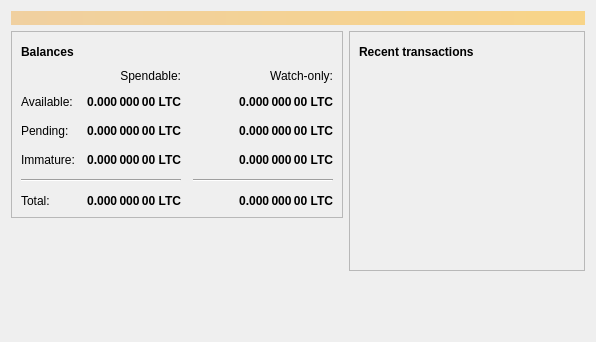
Old version of the form src/qt/forms/overviewpage.ui in the repository SongMyungHo/SMH-Core.
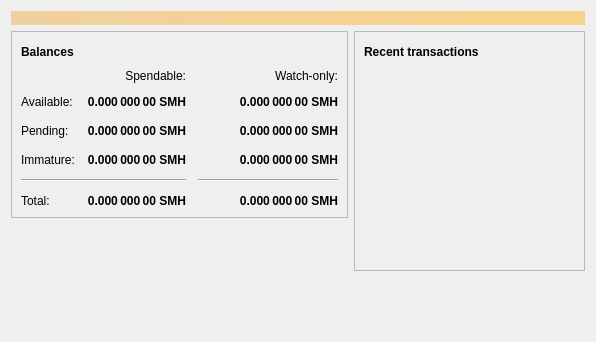
New version of the form. Icons and pictures are not drawn.

Patch:
```diff
--- a/src/qt/forms/overviewpage.ui
+++ b/src/qt/forms/overviewpage.ui
@@ -129,7 +129,7 @@
                <string>Unconfirmed transactions to watch-only addresses</string>
               </property>
               <property name="text">
-               <string notr="true">0.000 000 00 LTC</string>
+               <string notr="true">0.000 000 00 SMH</string>
               </property>
               <property name="alignment">
                <set>Qt::AlignRight|Qt::AlignTrailing|Qt::AlignVCenter</set>
@@ -154,7 +154,7 @@
                <string>Total of transactions that have yet to be confirmed, and do not yet count toward the spendable balance</string>
               </property>
               <property name="text">
-               <string notr="true">0.000 000 00 LTC</string>
+               <string notr="true">0.000 000 00 SMH</string>
               </property>
               <property name="alignment">
                <set>Qt::AlignRight|Qt::AlignTrailing|Qt::AlignVCenter</set>
@@ -179,7 +179,7 @@
                <string>Mined balance in watch-only addresses that has not yet matured</string>
               </property>
               <property name="text">
-               <string notr="true">0.000 000 00 LTC</string>
+               <string notr="true">0.000 000 00 SMH</string>
               </property>
               <property name="alignment">
                <set>Qt::AlignRight|Qt::AlignTrailing|Qt::AlignVCenter</set>
@@ -237,7 +237,7 @@
                <string>Mined balance that has not yet matured</string>
               </property>
               <property name="text">
-               <string notr="true">0.000 000 00 LTC</string>
+               <string notr="true">0.000 000 00 SMH</string>
               </property>
               <property name="alignment">
                <set>Qt::AlignRight|Qt::AlignTrailing|Qt::AlignVCenter</set>
@@ -282,7 +282,7 @@
                <string>Your current total balance</string>
               </property>
               <property name="text">
-               <string notr="true">0.000 000 00 LTC</string>
+               <string notr="true">0.000 000 00 SMH</string>
               </property>
               <property name="alignment">
                <set>Qt::AlignRight|Qt::AlignTrailing|Qt::AlignVCenter</set>
@@ -307,7 +307,7 @@
                <string>Current total balance in watch-only addresses</string>
               </property>
               <property name="text">
-               <string notr="true">0.000 000 00 LTC</string>
+               <string notr="true">0.000 000 00 SMH</string>
               </property>
               <property name="alignment">
                <set>Qt::AlignRight|Qt::AlignTrailing|Qt::AlignVCenter</set>
@@ -349,7 +349,7 @@
                <string>Your current spendable balance</string>
               </property>
               <property name="text">
-               <string notr="true">0.000 000 00 LTC</string>
+               <string notr="true">0.000 000 00 SMH</string>
               </property>
               <property name="alignment">
                <set>Qt::AlignRight|Qt::AlignTrailing|Qt::AlignVCenter</set>
@@ -374,7 +374,7 @@
                <string>Your current balance in watch-only addresses</string>
               </property>
               <property name="text">
-               <string notr="true">0.000 000 00 LTC</string>
+               <string notr="true">0.000 000 00 SMH</string>
               </property>
               <property name="alignment">
                <set>Qt::AlignRight|Qt::AlignTrailing|Qt::AlignVCenter</set>
```
